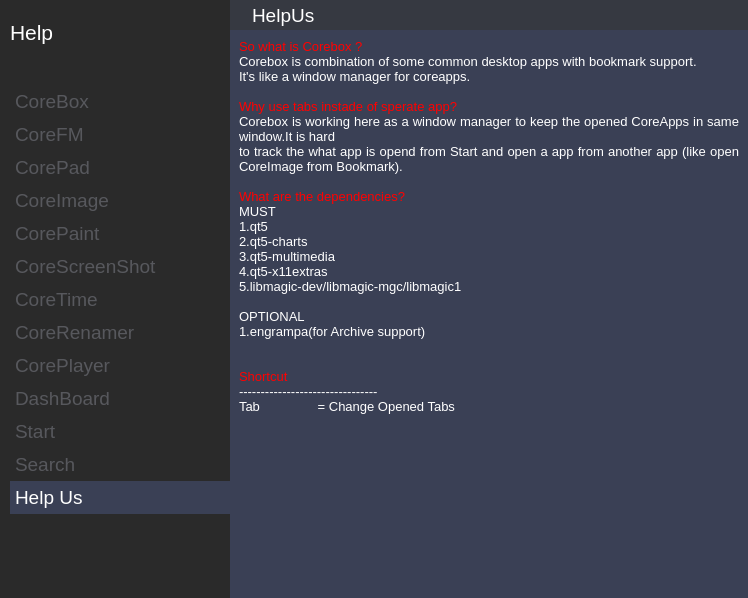
First picture: the form in help/help.ui, repository rahmanshaber/corebox, before the edit.
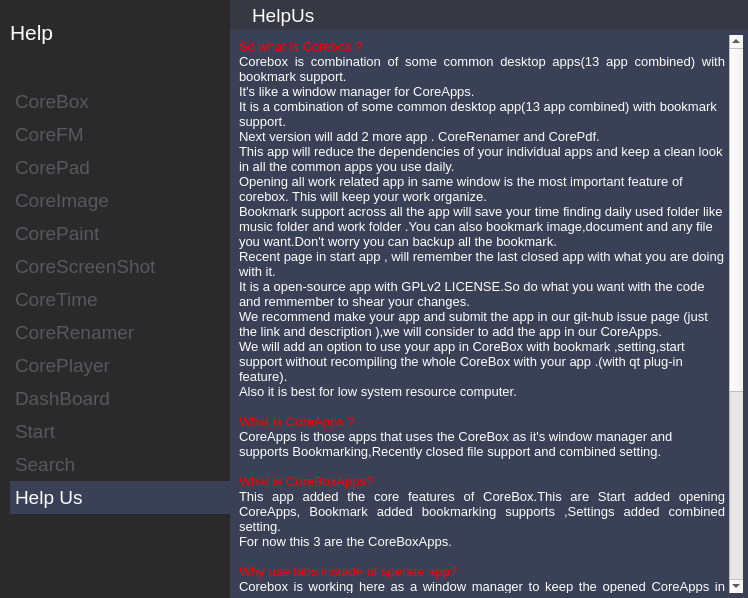
Second picture: the form after the edit. The open tabs and pages were chosen to show the change. Icons and pictures are not drawn.

```diff
--- a/help/help.ui
+++ b/help/help.ui
@@ -183,8 +183,25 @@
 p, li { white-space: pre-wrap; }
 &lt;/style&gt;&lt;/head&gt;&lt;body style=&quot; font-family:'Cantarell'; font-size:10pt; font-weight:400; font-style:normal;&quot;&gt;
 &lt;p style=&quot; margin-top:0px; margin-bottom:0px; margin-left:0px; margin-right:0px; -qt-block-indent:0; text-indent:0px;&quot;&gt;&lt;span style=&quot; color:#ff0000;&quot;&gt;So what is Corebox ?&lt;/span&gt;&lt;/p&gt;
-&lt;p align=&quot;justify&quot; style=&quot; margin-top:0px; margin-bottom:0px; margin-left:0px; margin-right:0px; -qt-block-indent:0; text-indent:0px;&quot;&gt;Corebox is combination of some common desktop apps with bookmark support.&lt;/p&gt;
-&lt;p align=&quot;justify&quot; style=&quot; margin-top:0px; margin-bottom:0px; margin-left:0px; margin-right:0px; -qt-block-indent:0; text-indent:0px;&quot;&gt;It's like a window manager for coreapps.&lt;/p&gt;
+&lt;p align=&quot;justify&quot; style=&quot; margin-top:0px; margin-bottom:0px; margin-left:0px; margin-right:0px; -qt-block-indent:0; text-indent:0px;&quot;&gt;Corebox is combination of some common desktop apps(13 app combined) with bookmark support.&lt;/p&gt;
+&lt;p align=&quot;justify&quot; style=&quot; margin-top:0px; margin-bottom:0px; margin-left:0px; margin-right:0px; -qt-block-indent:0; text-indent:0px;&quot;&gt;It's like a window manager for CoreApps.&lt;/p&gt;
+&lt;p style=&quot; margin-top:0px; margin-bottom:0px; margin-left:0px; margin-right:0px; -qt-block-indent:0; text-indent:0px;&quot;&gt;It is a combination of some common desktop app(13 app combined) with bookmark support.&lt;/p&gt;
+&lt;p style=&quot; margin-top:0px; margin-bottom:0px; margin-left:0px; margin-right:0px; -qt-block-indent:0; text-indent:0px;&quot;&gt;Next version will add 2 more app . CoreRenamer and CorePdf.&lt;/p&gt;
+&lt;p style=&quot; margin-top:0px; margin-bottom:0px; margin-left:0px; margin-right:0px; -qt-block-indent:0; text-indent:0px;&quot;&gt;This app will reduce the dependencies of your individual apps and keep a clean look in all the common apps you use daily.&lt;/p&gt;
+&lt;p style=&quot; margin-top:0px; margin-bottom:0px; margin-left:0px; margin-right:0px; -qt-block-indent:0; text-indent:0px;&quot;&gt;Opening all work related app in same window is the most important feature of corebox. This will keep your work organize.&lt;/p&gt;
+&lt;p style=&quot; margin-top:0px; margin-bottom:0px; margin-left:0px; margin-right:0px; -qt-block-indent:0; text-indent:0px;&quot;&gt;Bookmark support across all the app will save your time finding daily used folder like music folder and work folder .You can also bookmark image,document and any file you want.Don't worry you can backup all the bookmark.&lt;/p&gt;
+&lt;p style=&quot; margin-top:0px; margin-bottom:0px; margin-left:0px; margin-right:0px; -qt-block-indent:0; text-indent:0px;&quot;&gt;Recent page in start app , will remember the last closed app with what you are doing with it.&lt;/p&gt;
+&lt;p style=&quot; margin-top:0px; margin-bottom:0px; margin-left:0px; margin-right:0px; -qt-block-indent:0; text-indent:0px;&quot;&gt;It is a open-source app with GPLv2 LICENSE.So do what you want with the code and remmember to shear your changes.&lt;/p&gt;
+&lt;p style=&quot; margin-top:0px; margin-bottom:0px; margin-left:0px; margin-right:0px; -qt-block-indent:0; text-indent:0px;&quot;&gt;We recommend make your app and submit the app in our git-hub issue page (just the link and description ),we will consider to add the app in our CoreApps.&lt;/p&gt;
+&lt;p style=&quot; margin-top:0px; margin-bottom:0px; margin-left:0px; margin-right:0px; -qt-block-indent:0; text-indent:0px;&quot;&gt;We will add an option to use your app in CoreBox with bookmark ,setting,start support without recompiling the whole CoreBox with your app .(with qt plug-in feature). &lt;/p&gt;
+&lt;p style=&quot; margin-top:0px; margin-bottom:0px; margin-left:0px; margin-right:0px; -qt-block-indent:0; text-indent:0px;&quot;&gt;Also it is best for low system resource computer.&lt;/p&gt;
+&lt;p style=&quot;-qt-paragraph-type:empty; margin-top:0px; margin-bottom:0px; margin-left:0px; margin-right:0px; -qt-block-indent:0; text-indent:0px;&quot;&gt;&lt;br /&gt;&lt;/p&gt;
+&lt;p style=&quot; margin-top:0px; margin-bottom:0px; margin-left:0px; margin-right:0px; -qt-block-indent:0; text-indent:0px;&quot;&gt;&lt;span style=&quot; color:#ff0000;&quot;&gt;What is CoreApps ?&lt;/span&gt;&lt;/p&gt;
+&lt;p style=&quot; margin-top:0px; margin-bottom:0px; margin-left:0px; margin-right:0px; -qt-block-indent:0; text-indent:0px;&quot;&gt;CoreApps is those apps that uses the CoreBox as it's window manager and supports Bookmarking,Recently closed file support and combined setting.&lt;/p&gt;
+&lt;p align=&quot;justify&quot; style=&quot;-qt-paragraph-type:empty; margin-top:0px; margin-bottom:0px; margin-left:0px; margin-right:0px; -qt-block-indent:0; text-indent:0px;&quot;&gt;&lt;br /&gt;&lt;/p&gt;
+&lt;p align=&quot;justify&quot; style=&quot; margin-top:0px; margin-bottom:0px; margin-left:0px; margin-right:0px; -qt-block-indent:0; text-indent:0px;&quot;&gt;&lt;span style=&quot; color:#ff0000;&quot;&gt;What is CoreBoxApps?&lt;/span&gt;&lt;/p&gt;
+&lt;p align=&quot;justify&quot; style=&quot; margin-top:0px; margin-bottom:0px; margin-left:0px; margin-right:0px; -qt-block-indent:0; text-indent:0px;&quot;&gt;This app added the core features of CoreBox.This are Start added opening CoreApps, Bookmark added bookmarking supports ,Settings added combined setting.&lt;/p&gt;
+&lt;p align=&quot;justify&quot; style=&quot; margin-top:0px; margin-bottom:0px; margin-left:0px; margin-right:0px; -qt-block-indent:0; text-indent:0px;&quot;&gt;For now this 3 are the CoreBoxApps.&lt;/p&gt;
 &lt;p align=&quot;justify&quot; style=&quot;-qt-paragraph-type:empty; margin-top:0px; margin-bottom:0px; margin-left:0px; margin-right:0px; -qt-block-indent:0; text-indent:0px;&quot;&gt;&lt;br /&gt;&lt;/p&gt;
 &lt;p align=&quot;justify&quot; style=&quot; margin-top:0px; margin-bottom:0px; margin-left:0px; margin-right:0px; -qt-block-indent:0; text-indent:0px;&quot;&gt;&lt;span style=&quot; color:#ff0000;&quot;&gt;Why use tabs instade of sperate app?&lt;/span&gt;&lt;/p&gt;
 &lt;p align=&quot;justify&quot; style=&quot; margin-top:0px; margin-bottom:0px; margin-left:0px; margin-right:0px; -qt-block-indent:0; text-indent:0px;&quot;&gt;Corebox is working here as a window manager to keep the opened CoreApps in same window.It is hard&lt;/p&gt;
```
Left out of the diff: 6 changed lines with no effect on the pictures.
